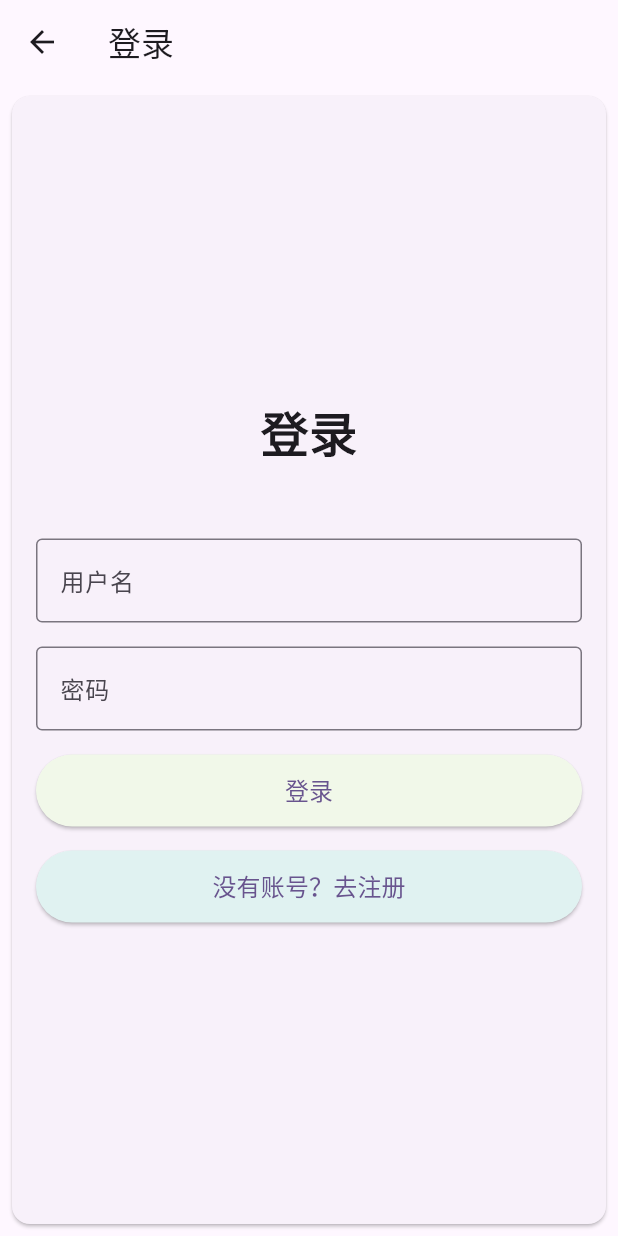
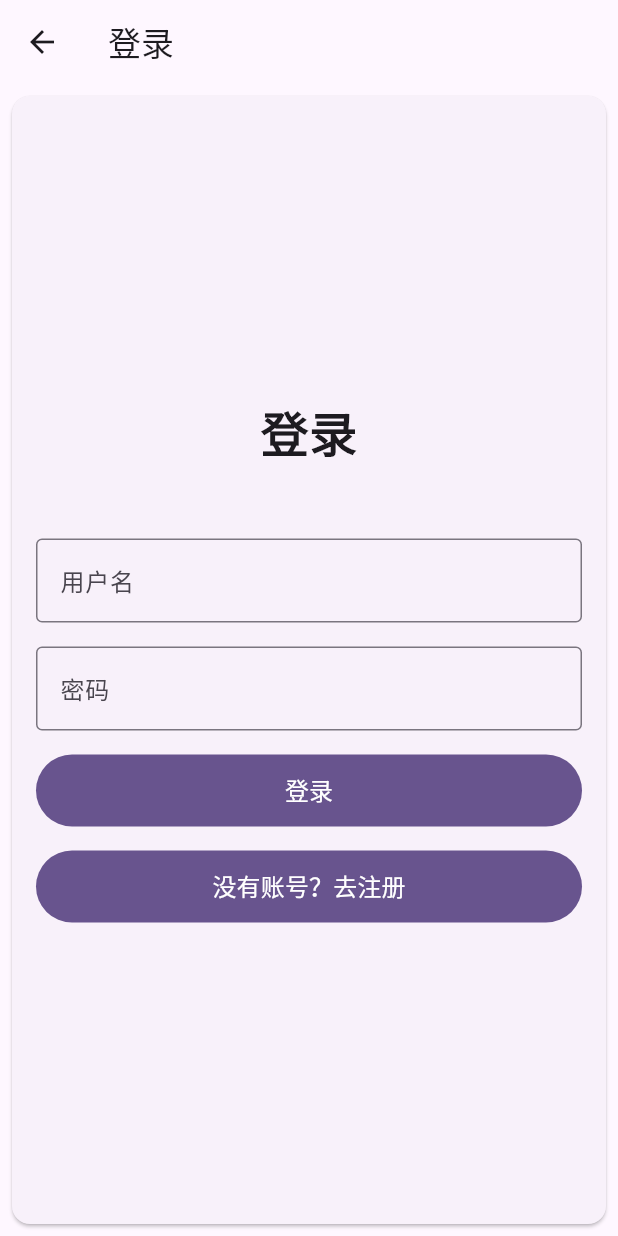
Before and after one commit to gaogao-qwq/simple_mall, a Flutter app: the AuthPage screen opened directly, on a phone screen of 412 x 824 dp. Run offline on Flutter 3.47's test engine with Material 3 defaults, Android fonts, the phone set to English and light mode, and no system bars; our stand-ins replace badges, card_swiper, decimal, extended_image, get, get_storage; missing offline and left inert: loading_more_list; accounts and stored records are empty; generated files the repository leaves out were written again; network calls fail.

Commit message:
(FC)Chore: Change Button style in AuthPage
Signed-off-by: gaogao-qwq <gaogaoqwq@gmail.com>

```diff
--- a/frontend/consumer/lib/pages/auth_page.dart
+++ b/frontend/consumer/lib/pages/auth_page.dart
@@ -75,10 +75,7 @@ class AuthPage extends StatelessWidget {
                 SizedBox(
                   width: double.infinity,
                   height: 48,
-                  child: ElevatedButton(
-                    style: ButtonStyle(
-                      backgroundColor: MaterialStateProperty.all(Colors.lightGreen[50]),
-                    ),
+                  child: FilledButton(
                     onPressed: () async {
                       if (!lc.formKey.currentState!.validate()) return;
                       await lc.login();
@@ -90,10 +87,7 @@ class AuthPage extends StatelessWidget {
                 SizedBox(
                   width: double.infinity,
                   height: 48,
-                  child: ElevatedButton(
-                    style: ButtonStyle(
-                      backgroundColor: MaterialStateProperty.all(Colors.teal[50]),
-                    ),
+                  child: FilledButton(
                     onPressed: () {
                       ac.nextPage();
                     },
@@ -177,10 +171,7 @@ class AuthPage extends StatelessWidget {
                 SizedBox(
                   width: double.infinity,
                   height: 48,
-                  child: ElevatedButton(
-                    style: ButtonStyle(
-                      backgroundColor: MaterialStateProperty.all(Colors.lightGreen[50]),
-                    ),
+                  child: FilledButton(
                     onPressed: () async {
                       if (!rc.formKey.currentState!.validate()) return;
                       await rc.register();
@@ -193,10 +184,7 @@ class AuthPage extends StatelessWidget {
                 SizedBox(
                   width: double.infinity,
                   height: 48,
-                  child: ElevatedButton(
-                    style: ButtonStyle(
-                      backgroundColor: MaterialStateProperty.all(Colors.teal[50]),
-                    ),
+                  child: FilledButton(
                     onPressed: () {
                       apc.previousPage();
                     },
```
